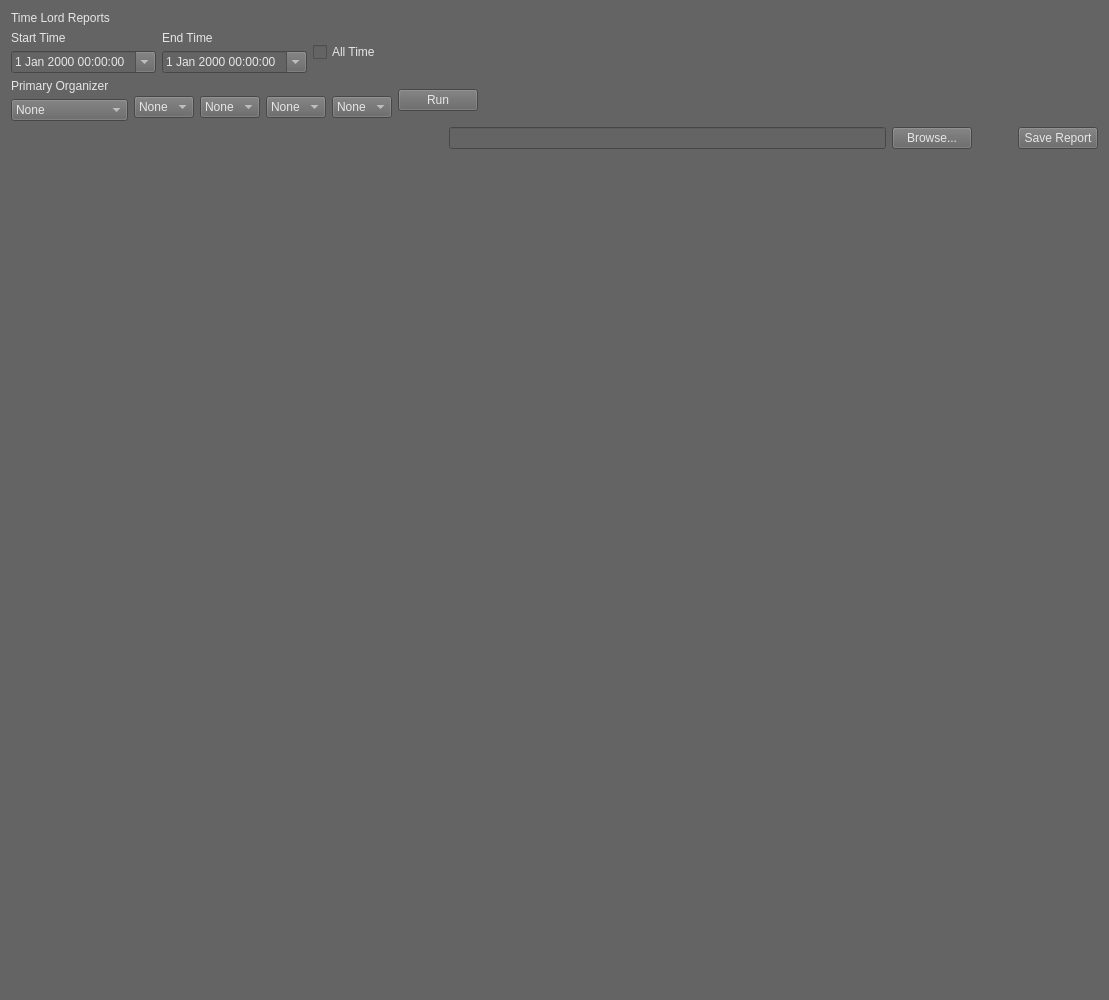
First picture: the form in Python/Utilities/time_lord/ui/time_lord_reports.ui, repository SleepDeprivedVFX/t_sheets_listener, before the edit.
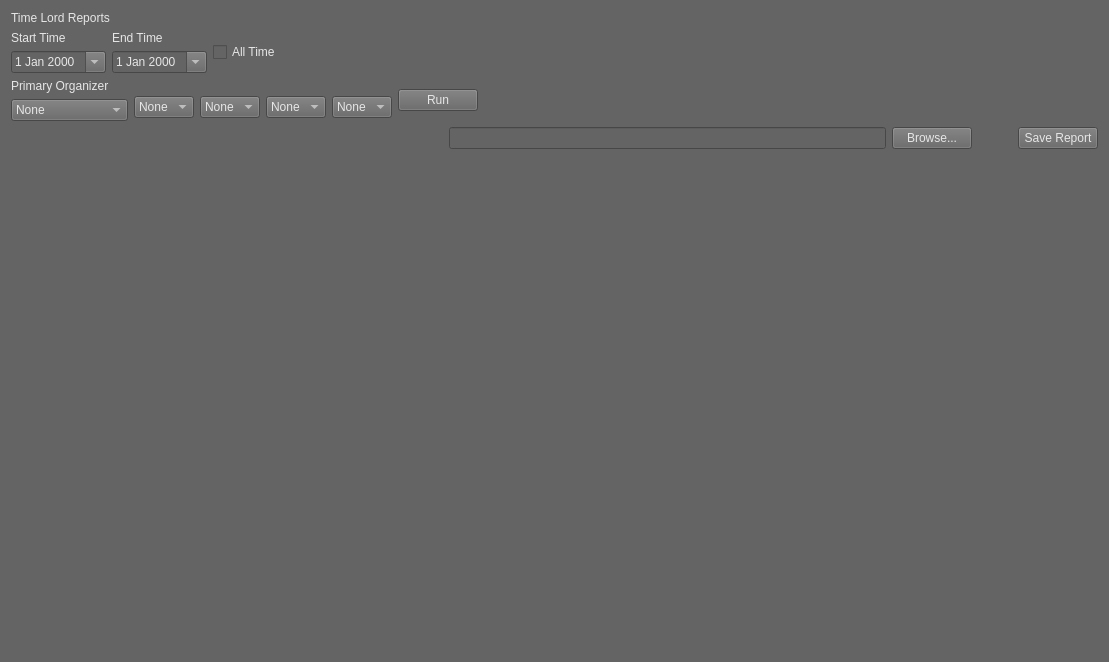
Second picture: the form after the edit.

Commit message: Reports are now working in 3.7, though they need improvements.

```diff
--- a/Python/Utilities/time_lord/ui/time_lord_reports.ui
+++ b/Python/Utilities/time_lord/ui/time_lord_reports.ui
@@ -7,7 +7,7 @@
     <x>0</x>
     <y>0</y>
     <width>1109</width>
-    <height>1000</height>
+    <height>662</height>
    </rect>
   </property>
   <property name="windowTitle">
@@ -41,7 +41,7 @@
         </widget>
        </item>
        <item>
-        <widget class="QDateTimeEdit" name="start_time">
+        <widget class="QDateEdit" name="start_time">
          <property name="calendarPopup">
           <bool>true</bool>
          </property>
@@ -59,7 +59,7 @@
         </widget>
        </item>
        <item>
-        <widget class="QDateTimeEdit" name="end_time">
+        <widget class="QDateEdit" name="end_time">
          <property name="calendarPopup">
           <bool>true</bool>
          </property>
```
Left out of the diff: 2 changed lines with no effect on the pictures. The commit also changes 2 other files.
